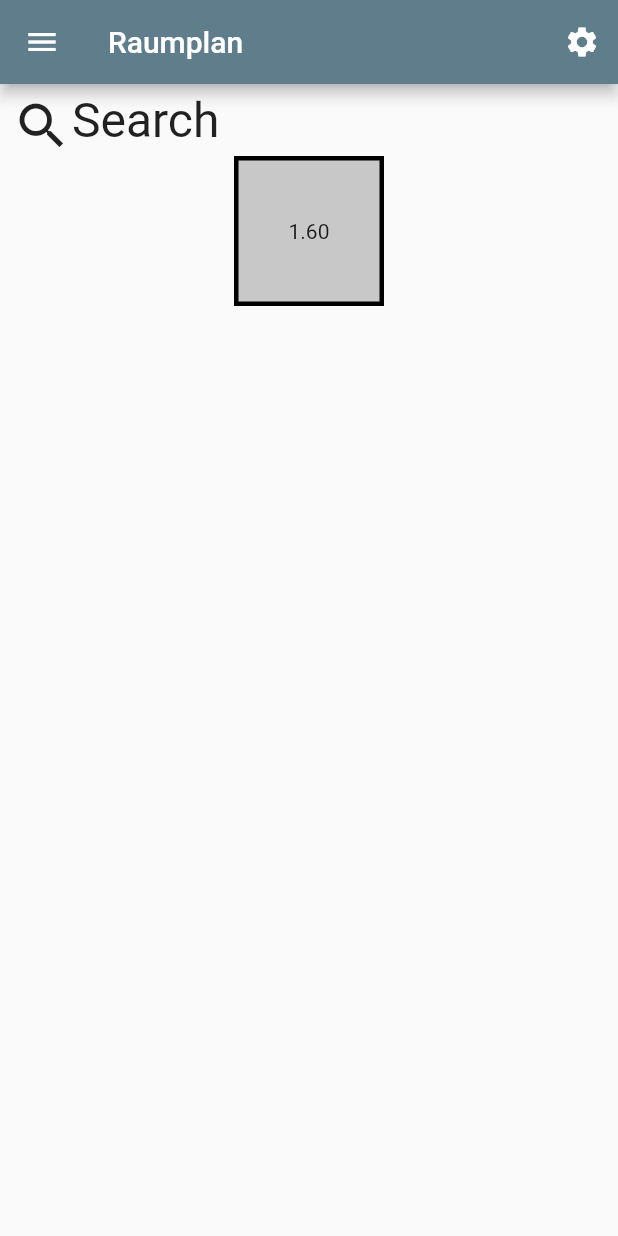
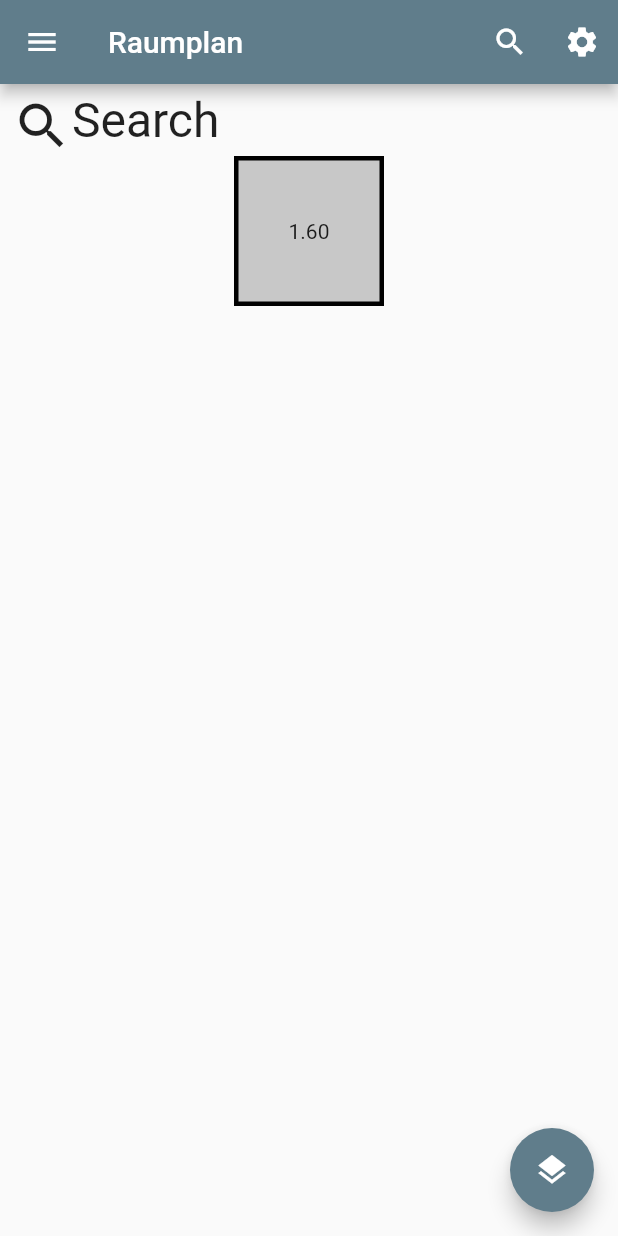
Before and after one commit to MCG-Dallgow/MCG-App, a Flutter app: the RoomPlan screen opened directly, on a phone screen of 412 x 824 dp. Run offline on Flutter 3.47's test engine with Material 2 defaults, Android fonts, the phone set to English and light mode, and no system bars.

Commit message:
Floating Action Button
Signed-off-by: SLH335 <114884726+SLH335@users.noreply.github.com>

```diff
--- a/lib/pages/roomplan_page.dart
+++ b/lib/pages/roomplan_page.dart
@@ -55,7 +55,13 @@ class RoomPlan extends StatelessWidget {
                 ),
               ),
             ],
-          )),
+          ),
+        floatingActionButton: FloatingActionButton(
+          backgroundColor: Colors.blueGrey,
+          onPressed: () {  },
+          child: const Icon(Icons.layers),
+        ),
+      ),
     );
   }
 }
--- a/lib/widgets/app_bar.dart
+++ b/lib/widgets/app_bar.dart
@@ -41,11 +41,15 @@ class _MCGAppBarState extends State<MCGAppBar> {
               isThemeDark = !isThemeDark;
             });
           */},
-        ),*/
+        ),*/IconButton(
+          icon: const Icon(Icons.search),
+          onPressed: () { },
+        ),
         IconButton(
           icon: const Icon(Icons.settings),
           onPressed: () { },
-        )
+        ),
+
       ],
     );
   }
```
